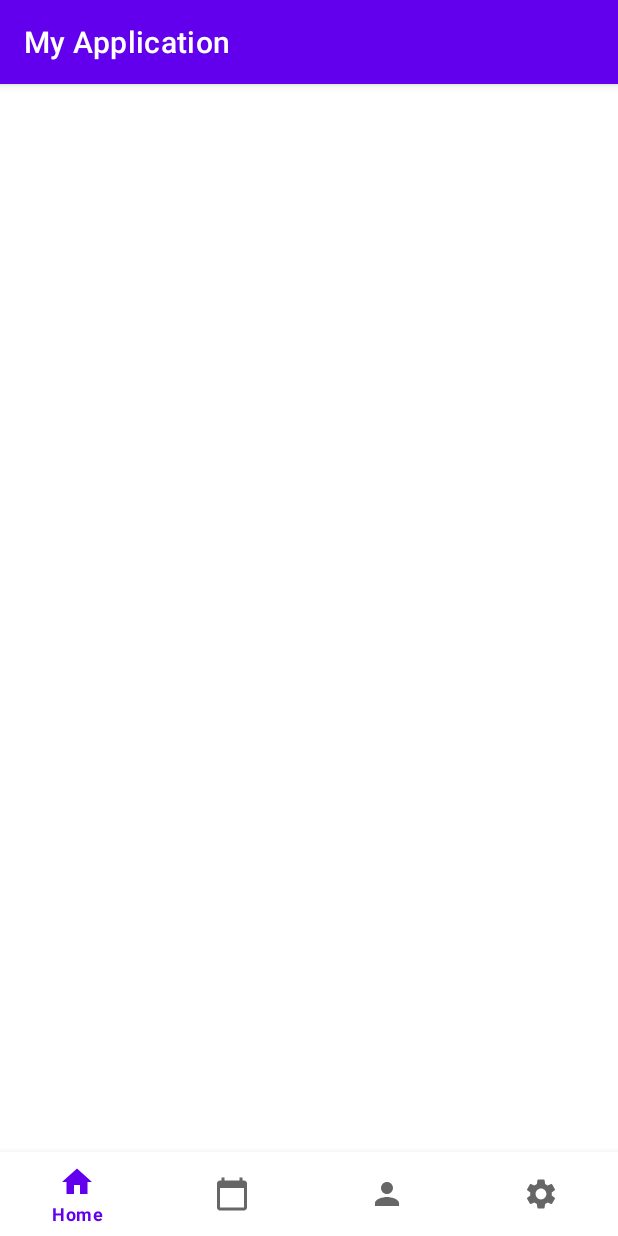
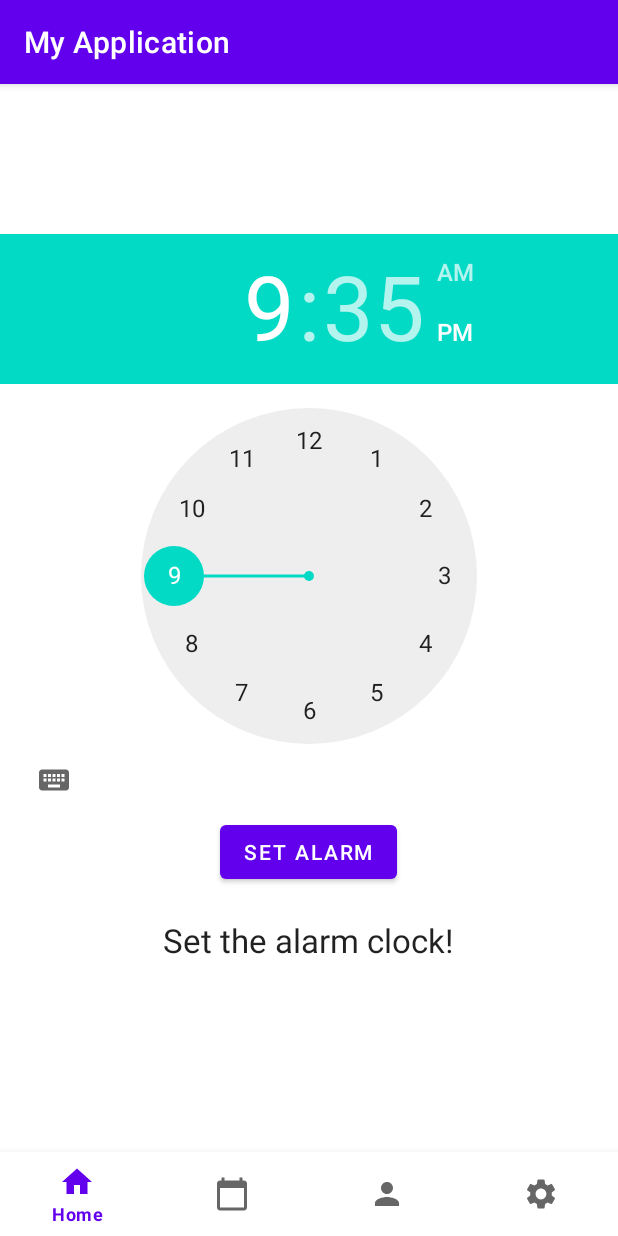
Before and after one commit to TarenChen/4630f2021, an Android app: the MainActivity screen opened directly, with no data from a screen before it, on a phone screen of 412 x 824 dp. Run offline under Robolectric (Android 15) with nearby library versions, the phone set to English and light mode, and no system bars.

Commit message:
alarm xml

```diff
--- a/project/project-repo/app/src/main/java/com/example/myapplication/MainActivity.java
+++ b/project/project-repo/app/src/main/java/com/example/myapplication/MainActivity.java
@@ -22,6 +22,8 @@ public class MainActivity extends AppCompatActivity {
 
         BottomNavigationView bottomNav = findViewById(R.id.bottom_navigation);
         bottomNav.setOnNavigationItemSelectedListener(navListener);
+
+        bottomNav.setSelectedItemId(R.id.nav_home);
     }
 
     private BottomNavigationView.OnNavigationItemSelectedListener navListener =
--- a/project/project-repo/app/src/main/res/layout/fragment_home.xml
+++ b/project/project-repo/app/src/main/res/layout/fragment_home.xml
@@ -3,16 +3,37 @@
     xmlns:tools="http://schemas.android.com/tools"
     android:layout_width="match_parent"
     android:layout_height="match_parent"
-    tools:context=".fragments.HomeFragment">
+    tools:context=".fragments.HomeFragment"
+    xmlns:app="http://schemas.android.com/apk/res-auto">
 
     <RelativeLayout
         android:layout_width="match_parent"
         android:layout_height="match_parent">
+
+        <TimePicker
+            android:id="@+id/timePicker"
+            android:layout_width="match_parent"
+            android:layout_height="wrap_content"
+            android:layout_centerHorizontal="true"
+            android:layout_marginTop="100dp" />
+
+        <Button
+            android:layout_width="wrap_content"
+            android:layout_height="wrap_content"
+            android:text="Set alarm"
+            android:id="@+id/start_alarm"
+            android:onClick="startTimer"
+            android:layout_below="@id/timePicker"
+            android:layout_centerHorizontal="true"/>
+
         <TextView
             android:layout_width="wrap_content"
             android:layout_height="wrap_content"
-            android:layout_centerInParent="true"
-            android:text="Home" />
+            android:textAppearance="?android:attr/textAppearanceLarge"
+            android:text="Set the alarm clock!"
+            android:layout_centerHorizontal="true"
+            android:layout_marginTop="20dp"
+            android:layout_below="@id/start_alarm"/>
     </RelativeLayout>
 
 </FrameLayout>
```
Also changed, not shown: project/project-repo/app/src/main/res/layout/fragment_profile.xml (+18 -0 lines).
